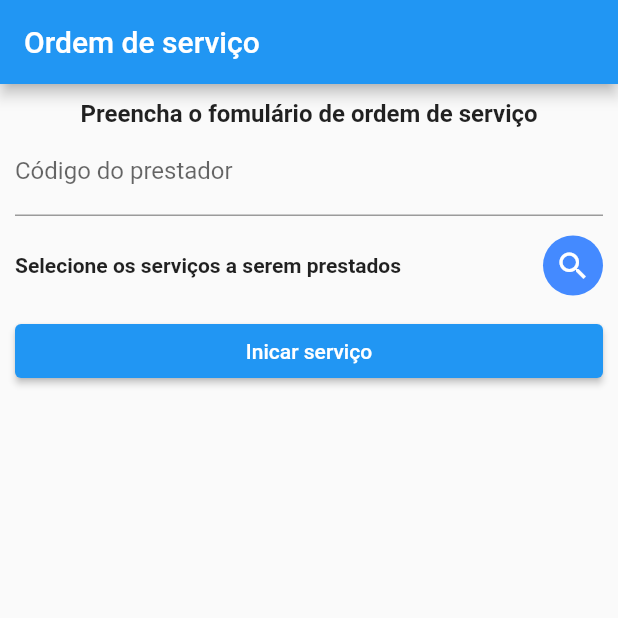
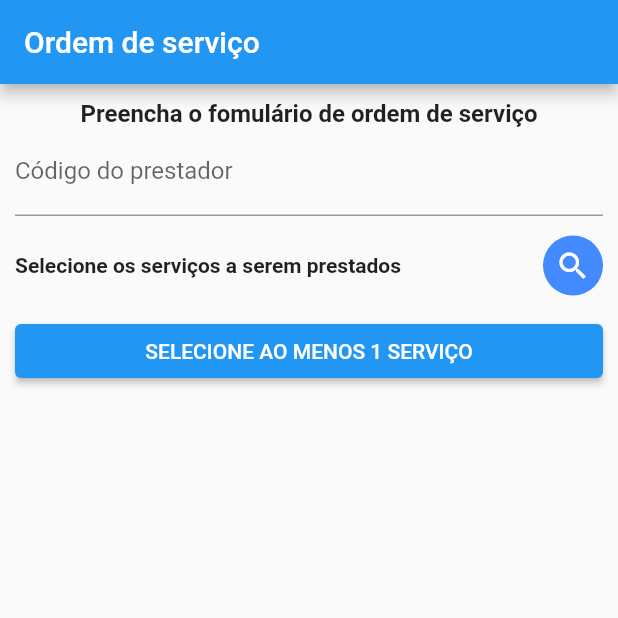
Before and after one commit to danielakioteixeira/abctechapi_app_11AOJO, a Flutter app: the screen it shows after launch, on a phone screen of 412 x 824 dp, the top half of it. Run offline on Flutter 3.47's test engine with Material 2 defaults, Android fonts, the phone set to English and light mode, and no system bars; our stand-ins replace geolocator, get.

Commit message:
corrige falha de envio de servico sem ter selecionado um servico

```diff
--- a/lib/pages/order_page.dart
+++ b/lib/pages/order_page.dart
@@ -55,30 +55,33 @@ class OrderPage extends GetView<OrderController> {
               Ink(
                   decoration: const ShapeDecoration(
                       shape: CircleBorder(), color: Colors.blueAccent),
+                  width: 40,
+                  height: 40,
                   child: IconButton(
                       icon: const Icon(
                         Icons.search,
                         color: Colors.white,
                       ),
-                      onPressed: () => controller.editServices()),
-                  width: 40,
-                  height: 40)
+                      onPressed: () => controller.editServices()))
             ]),
             Obx(
               () => renderAssists(controller.selectedAssistances),
             ),
             Row(children: [
               Expanded(
-                  child: ElevatedButton(onPressed: () {
-                FocusScope.of(context).unfocus();
-                controller.finishStartOrder();
-              }, child: Obx((() {
-                if (controller.screenState.value == OrderState.creating) {
-                  return const Text("Inicar serviço");
-                } else {
-                  return const Text("Finalizar serviço");
-                }
-              }))))
+                  child: ElevatedButton(
+                onPressed: () => {counterButtonPress(context)},
+                child: Obx((() {
+                  if (controller.selectedAssistances.isEmpty) {
+                    return const Text("SELECIONE AO MENOS 1 SERVIÇO");
+                  } else if (controller.screenState.value ==
+                      OrderState.creating) {
+                    return const Text("Iniciar serviço");
+                  } else {
+                    return const Text("Finalizar serviço");
+                  }
+                })),
+              ))
             ]),
           ],
         ),
@@ -99,4 +102,11 @@ class OrderPage extends GetView<OrderController> {
                 onLoading: const Center(child: CircularProgressIndicator()),
                 onError: (error) => Text(error.toString()))));
   }
+
+  void counterButtonPress(context) {
+    if (controller.selectedAssistances.isNotEmpty) {
+      FocusScope.of(context).unfocus();
+      controller.finishStartOrder();
+    }
+  }
 }
```
